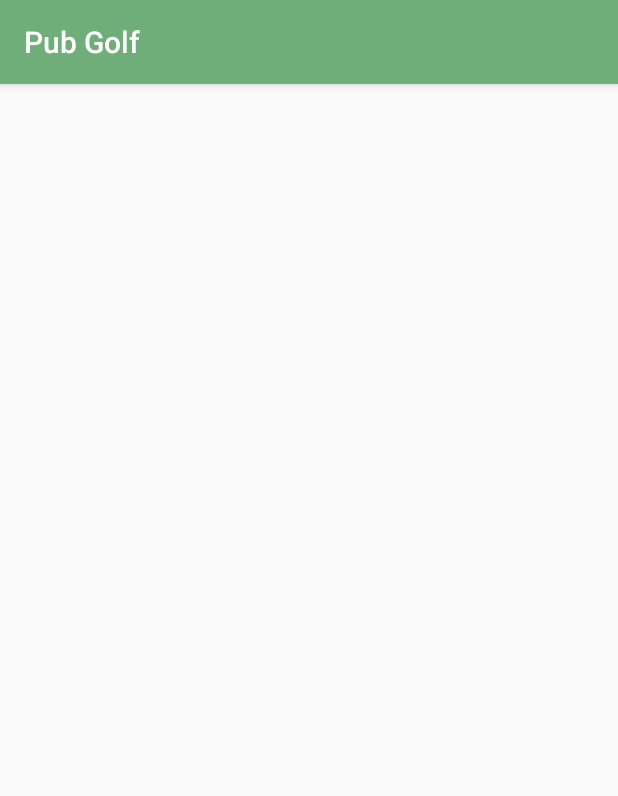
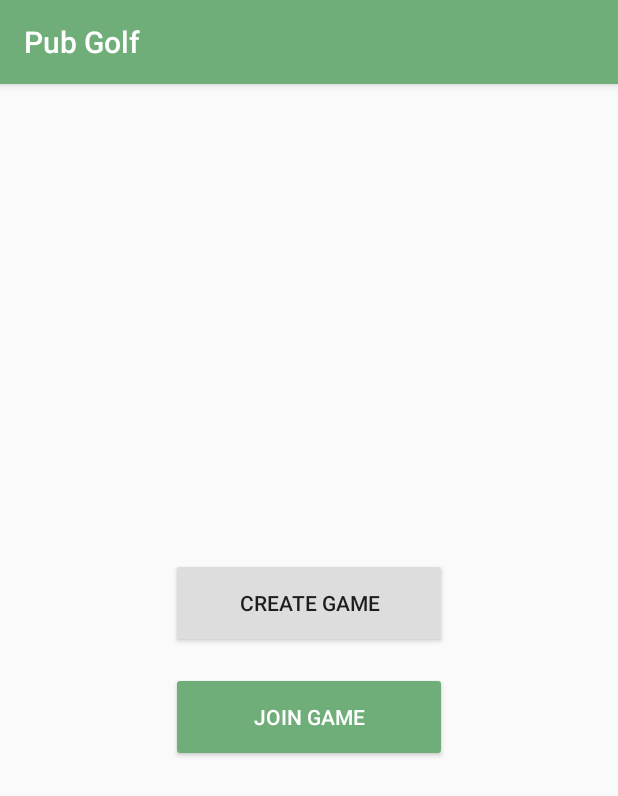
Before and after one commit to AlexKarlsen/ITSMAP, an Android app: the LobbyActivity screen opened directly, with no data from a screen before it, on a phone screen of 412 x 824 dp. Shown: the top 796 px of the screen. Run offline under Robolectric (Android 15) with nearby library versions, the phone set to English and light mode, and no system bars.

Commit message:
Implemented basic lobby activity

```diff
--- a/PubGolf/app/src/main/java/com/example/alex/pubgolf/LobbyActivity.java
+++ b/PubGolf/app/src/main/java/com/example/alex/pubgolf/LobbyActivity.java
@@ -2,6 +2,8 @@ package com.example.alex.pubgolf;
 
 import android.support.v7.app.AppCompatActivity;
 import android.os.Bundle;
+import android.view.View;
+import android.widget.Button;
 
 public class LobbyActivity extends AppCompatActivity {
 
@@ -9,5 +11,25 @@ public class LobbyActivity extends AppCompatActivity {
     protected void onCreate(Bundle savedInstanceState) {
         super.onCreate(savedInstanceState);
         setContentView(R.layout.activity_lobby);
+
+        // Initialize the create game button.
+        Button createGameButton = (Button) findViewById(R.id.createGameButton);
+        createGameButton.setOnClickListener( new View.OnClickListener() {
+            @Override
+            public void onClick(View v) {
+
+                // Create intent for create game activity...
+            }
+        });
+
+        // Initialize the join game button.
+        Button joinGameButton = (Button) findViewById(R.id.joinGameButton);
+        joinGameButton.setOnClickListener( new View.OnClickListener() {
+            @Override
+            public void onClick(View v) {
+
+                // Create intent for join game activity...
+            }
+        });
     }
 }
--- a/PubGolf/app/src/main/res/layout/activity_lobby.xml
+++ b/PubGolf/app/src/main/res/layout/activity_lobby.xml
@@ -1,9 +1,57 @@
 <?xml version="1.0" encoding="utf-8"?>
-<android.support.constraint.ConstraintLayout xmlns:android="http://schemas.android.com/apk/res/android"
+
+<RelativeLayout xmlns:android="http://schemas.android.com/apk/res/android"
     xmlns:app="http://schemas.android.com/apk/res-auto"
     xmlns:tools="http://schemas.android.com/tools"
     android:layout_width="match_parent"
     android:layout_height="match_parent"
     tools:context="com.example.alex.pubgolf.LobbyActivity">
 
-</android.support.constraint.ConstraintLayout>
+    <LinearLayout
+        android:layout_width="200dp"
+        android:layout_height="wrap_content"
+        android:orientation="vertical"
+        android:layout_centerVertical="true"
+        android:layout_centerHorizontal="true">
+
+        <Button
+            android:id="@+id/createGameButton"
+            android:layout_width="match_parent"
+            android:layout_height="60dp"
+            android:layout_marginBottom="8dp"
+            android:layout_marginEnd="8dp"
+            android:layout_marginLeft="8dp"
+            android:layout_marginRight="8dp"
+            android:layout_marginStart="8dp"
+            android:layout_marginTop="8dp"
+            android:backgroundTint="@color/colorNeutral"
+            android:text="Create game"
+            app:layout_constraintBottom_toBottomOf="parent"
+            app:layout_constraintHorizontal_bias="0.502"
+            app:layout_constraintLeft_toLeftOf="parent"
+            app:layout_constraintRight_toRightOf="parent"
+            app:layout_constraintTop_toTopOf="parent" />
+
+        <Button
+            android:id="@+id/joinGameButton"
+            android:layout_width="match_parent"
+            android:layout_height="60dp"
+            android:layout_marginBottom="8dp"
+            android:layout_marginEnd="8dp"
+            android:layout_marginLeft="8dp"
+            android:layout_marginRight="8dp"
+            android:layout_marginStart="8dp"
+            android:layout_marginTop="8dp"
+            android:backgroundTint="@color/colorPrimary"
+            android:text="Join game"
+            android:textColor="@android:color/white"
+            app:layout_constraintBottom_toTopOf="@+id/createGameButton"
+            app:layout_constraintHorizontal_bias="0.497"
+            app:layout_constraintLeft_toLeftOf="parent"
+            app:layout_constraintRight_toRightOf="parent"
+            app:layout_constraintTop_toTopOf="parent"
+            app:layout_constraintVertical_bias="0.504" />
+
+    </LinearLayout>
+
+</RelativeLayout>
```
